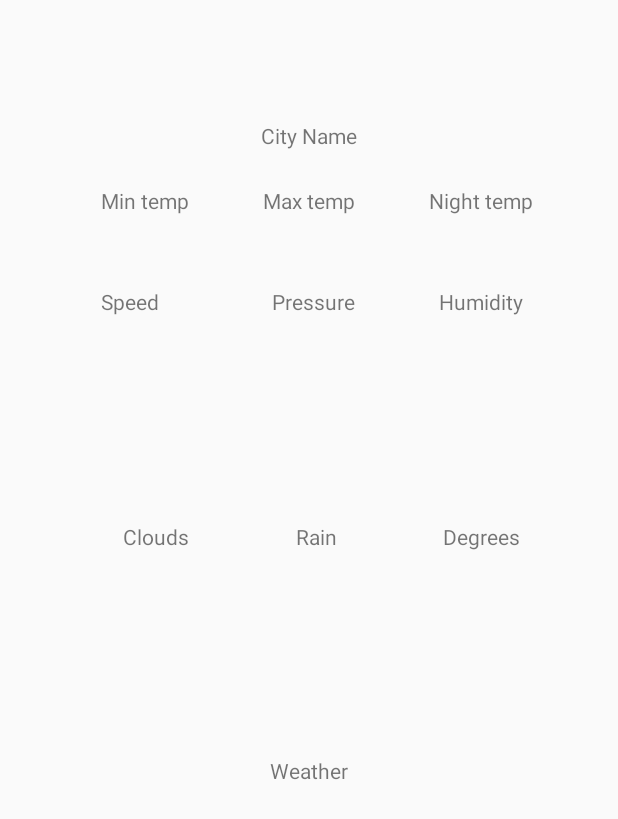
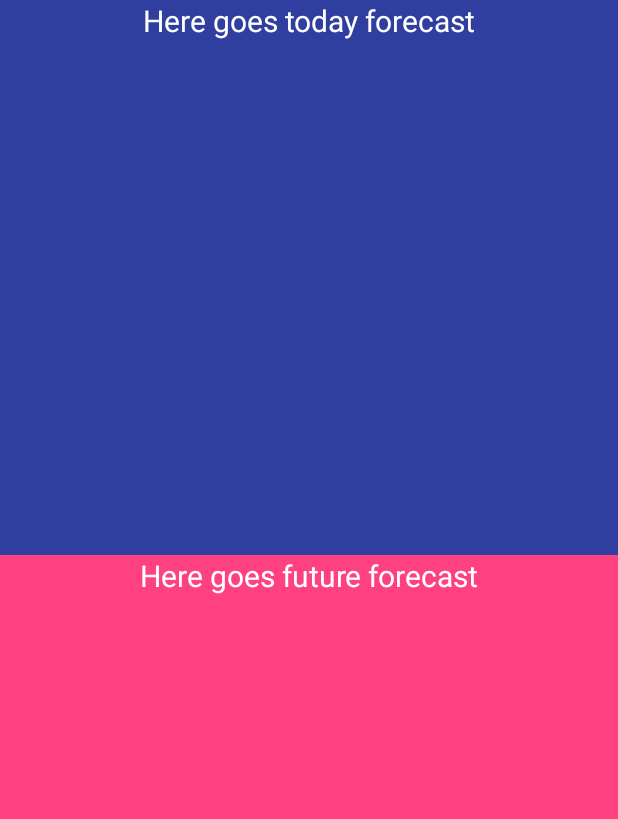
Before and after one commit to erikmejias/Onamet, an Android app: the layout activity_main.xml on its own in the app's theme, with its tools: preview values and no code run, on a phone screen of 412 x 824 dp. Shown: the top 819 px of the screen. Run offline under Robolectric (Android 15) with nearby library versions, the phone set to English and light mode, and no system bars.

Commit message:
Modified main layout to accomodate data widgets. Settings layout UI completed.

```diff
--- a/app/src/main/AndroidManifest.xml
+++ b/app/src/main/AndroidManifest.xml
@@ -8,6 +8,7 @@
         android:label="@string/app_name"
         android:supportsRtl="true"
         android:theme="@style/AppTheme">
+
         <activity android:name=".MainActivity">
             <intent-filter>
                 <action android:name="android.intent.action.MAIN" />
@@ -15,6 +16,9 @@
                 <category android:name="android.intent.category.LAUNCHER" />
             </intent-filter>
         </activity>
+
+        <activity android:name=".ui.SettingsActivity">
+        </activity>
     </application>
 
 </manifest>
--- a/app/src/main/res/layout/activity_main.xml
+++ b/app/src/main/res/layout/activity_main.xml
@@ -1,5 +1,4 @@
-<?xml version="1.0" encoding="utf-8"?>
-<android.support.constraint.ConstraintLayout
+<RelativeLayout
     xmlns:android="http://schemas.android.com/apk/res/android"
     xmlns:tools="http://schemas.android.com/tools"
     xmlns:app="http://schemas.android.com/apk/res-auto"
@@ -8,135 +7,44 @@
     android:layout_height="match_parent"
     tools:context="com.erikmejia.onamet.MainActivity">
 
-    <TextView
-        android:layout_width="wrap_content"
-        android:layout_height="wrap_content"
-        android:id="@+id/city_name_textview"
-        tools:text="City Name"
-        app:layout_constraintLeft_toLeftOf="@+id/activity_main"
-        tools:layout_constraintLeft_creator="1"
-        app:layout_constraintTop_toTopOf="@+id/activity_main"
-        tools:layout_constraintTop_creator="1"
-        app:layout_constraintRight_toRightOf="@+id/activity_main"
-        tools:layout_constraintRight_creator="1"
-        app:layout_constraintBottom_toBottomOf="@+id/activity_main"
-        tools:layout_constraintBottom_creator="1"
-        app:layout_constraintVertical_bias="0.100000024" />
+    <!-- Today forecast layout -->
+    <LinearLayout
+        android:id="@+id/today_forecast_layout"
+        android:layout_width="match_parent"
+        android:layout_height="370dp"
+        android:background="@color/colorPrimaryDark"
+        android:orientation="vertical">
 
-    <TextView
-        android:layout_width="wrap_content"
-        android:layout_height="wrap_content"
-        android:id="@+id/min_temp_textview"
-        android:text="Min temp"
-        app:layout_constraintTop_toBottomOf="@+id/city_name_textview"
-        android:layout_marginTop="24dp"
-        app:layout_constraintRight_toLeftOf="@+id/city_name_textview"
-        android:layout_marginRight="48dp"
-        android:layout_marginEnd="48dp" />
+        <TextView
+            android:text="Here goes today forecast"
+            android:textSize="20sp"
+            android:layout_gravity="center_horizontal"
+            android:textColor="#fff"
+            android:layout_width="wrap_content"
+            android:layout_height="wrap_content" />
 
-    <TextView
-        android:layout_width="wrap_content"
-        android:layout_height="wrap_content"
-        android:id="@+id/max_temp_textview"
-        android:text="Max temp"
-        app:layout_constraintLeft_toLeftOf="@+id/activity_main"
-        app:layout_constraintRight_toRightOf="@+id/activity_main"
-        app:layout_constraintBottom_toBottomOf="@+id/min_temp_textview" />
+    </LinearLayout>
 
-    <TextView
-        android:layout_width="wrap_content"
-        android:layout_height="wrap_content"
-        android:id="@+id/night_temp_textview"
-        android:text="Night temp"
-        app:layout_constraintLeft_toRightOf="@+id/max_temp_textview"
-        android:layout_marginLeft="8dp"
-        android:layout_marginStart="8dp"
-        app:layout_constraintRight_toRightOf="@+id/activity_main"
-        android:layout_marginRight="16dp"
-        android:layout_marginEnd="16dp"
-        app:layout_constraintBottom_toBottomOf="@+id/max_temp_textview" />
+    <!-- Future forecast layout -->
+    <LinearLayout
+        android:id="@+id/future_forecast_layout"
+        android:layout_below="@id/today_forecast_layout"
+        android:layout_width="match_parent"
+        android:layout_height="match_parent"
+        android:background="@color/colorAccent"
+        android:orientation="horizontal">
 
-    <TextView
-        android:layout_width="wrap_content"
-        android:layout_height="wrap_content"
-        android:id="@+id/speed"
-        android:text="Speed"
-        app:layout_constraintLeft_toLeftOf="@+id/min_temp_textview"
-        app:layout_constraintTop_toBottomOf="@+id/min_temp_textview"
-        android:layout_marginTop="48dp" />
+        <TextView
+            android:text="Here goes future forecast"
+            android:textSize="20sp"
+            android:gravity="center_horizontal"
+            android:textColor="#fff"
+            android:layout_width="match_parent"
+            android:layout_height="wrap_content" />
 
-    <TextView
-        android:layout_width="wrap_content"
-        android:layout_height="wrap_content"
-        android:id="@+id/pressure"
-        android:text="Pressure"
-        app:layout_constraintRight_toRightOf="@+id/max_temp_textview"
-        app:layout_constraintBottom_toBottomOf="@+id/speed" />
-
-    <TextView
-        android:layout_width="wrap_content"
-        android:layout_height="wrap_content"
-        android:id="@+id/humidity"
-        android:text="Humidity"
-        app:layout_constraintLeft_toLeftOf="@+id/night_temp_textview"
-        app:layout_constraintTop_toTopOf="@+id/pressure"
-        app:layout_constraintRight_toRightOf="@+id/night_temp_textview"
-        app:layout_constraintBottom_toBottomOf="@+id/pressure" />
-
-    <TextView
-        android:text="Rain"
-        android:layout_width="wrap_content"
-        android:layout_height="wrap_content"
-        android:id="@+id/rain_textview"
-        app:layout_constraintLeft_toRightOf="@+id/cloud_textview"
-        android:layout_marginLeft="8dp"
-        android:layout_marginStart="8dp"
-        app:layout_constraintTop_toBottomOf="@+id/pressure"
-        android:layout_marginTop="8dp"
-        app:layout_constraintRight_toLeftOf="@+id/deg_textview"
-        android:layout_marginRight="8dp"
-        android:layout_marginEnd="8dp"
-        app:layout_constraintBottom_toTopOf="@+id/weather_descripton_textview"
-        android:layout_marginBottom="8dp" />
-
-    <TextView
-        android:layout_width="wrap_content"
-        android:layout_height="wrap_content"
-        android:id="@+id/cloud_textview"
-        android:text="Clouds"
-        app:layout_constraintTop_toBottomOf="@+id/speed"
-        android:layout_marginTop="8dp"
-        app:layout_constraintRight_toRightOf="@+id/min_temp_textview"
-        app:layout_constraintBottom_toTopOf="@+id/weather_descripton_textview"
-        android:layout_marginBottom="8dp" />
-
-    <TextView
-        android:layout_width="wrap_content"
-        android:layout_height="wrap_content"
-        android:id="@+id/deg_textview"
-        android:text="Degrees"
-        app:layout_constraintLeft_toLeftOf="@+id/night_temp_textview"
-        app:layout_constraintTop_toBottomOf="@+id/humidity"
-        android:layout_marginTop="8dp"
-        app:layout_constraintRight_toRightOf="@+id/night_temp_textview"
-        app:layout_constraintBottom_toTopOf="@+id/weather_descripton_textview"
-        android:layout_marginBottom="8dp" />
-
-    <TextView
-        android:layout_width="wrap_content"
-        android:layout_height="wrap_content"
-        android:id="@+id/weather_descripton_textview"
-        android:text="Weather"
-        app:layout_constraintLeft_toLeftOf="@+id/activity_main"
-        android:layout_marginLeft="16dp"
-        android:layout_marginStart="16dp"
-        app:layout_constraintTop_toBottomOf="@+id/pressure"
-        android:layout_marginTop="8dp"
-        app:layout_constraintRight_toRightOf="@+id/activity_main"
-        android:layout_marginRight="16dp"
-        android:layout_marginEnd="16dp"
-        app:layout_constraintBottom_toBottomOf="@+id/activity_main"
-        android:layout_marginBottom="16dp" />
+    </LinearLayout>
 
 
-</android.support.constraint.ConstraintLayout>
+
+
+</RelativeLayout>
--- a/build.gradle
+++ b/build.gradle
@@ -5,7 +5,7 @@ buildscript {
         jcenter()
     }
     dependencies {
-        classpath 'com.android.tools.build:gradle:2.1.3'
+        classpath 'com.android.tools.build:gradle:2.2.0-beta3'
 
         // NOTE: Do not place your application dependencies here; they belong
         // in the individual module build.gradle files
```
Also changed, not shown: app/src/main/java/com/erikmejia/onamet/MainActivity.java (+35 -26 lines), app/src/main/java/com/erikmejia/onamet/ui/SettingsActivity.java (added, +20 -0 lines), app/src/main/java/com/erikmejia/onamet/ui/SettingsFragment.java (added, +20 -0 lines), app/src/main/res/menu/main.xml (added, +7 -0 lines), app/src/main/res/values/strings.xml (+8 -0 lines), app/src/main/res/xml/preferences.xml (added, +31 -0 lines).
